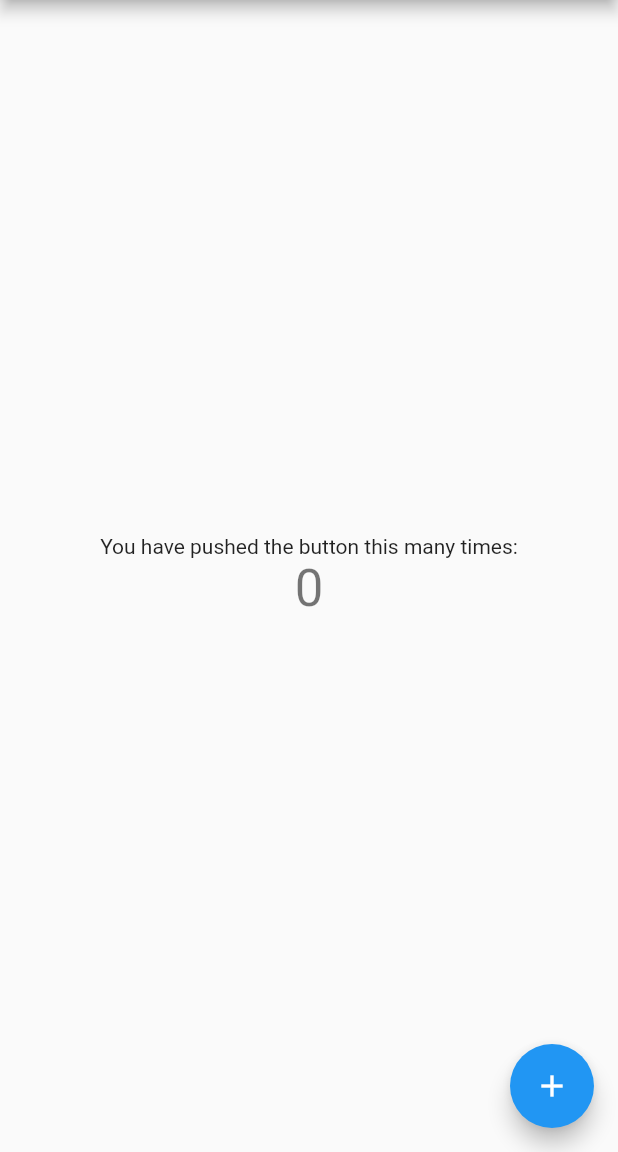
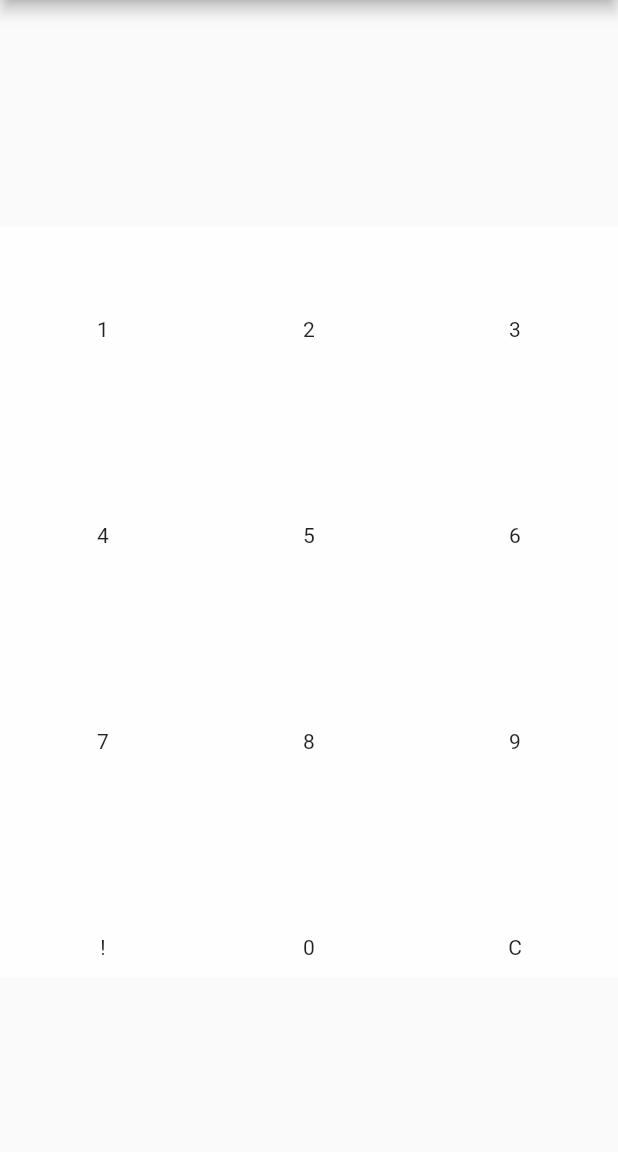
Before and after one commit to chouette11/calculate, a Flutter app: the screen it shows after launch, on a phone screen of 412 x 824 dp, the part 84-1236 px from its top. Run offline on Flutter 3.47's test engine with Material 2 defaults, Android fonts, the phone set to English and light mode, and no system bars.

```diff
--- /dev/null
+++ b/lib/element.dart
@@ -0,0 +1,7 @@
+
+import 'package:flutter/material.dart';
+import 'package:provider/provider.dart';
+
+List<Map<String?, String?>> numbers = [
+  {"num": "1"}, {"num": "2"}, {"num": "3"}, {"num": "4"}, {"num": "5"}, {"num": "6"}, {"num": "7"}, {"num": "8"}, {"num": "9"}, {"num": "!"}, {"num": "0"}, {"num": "C"}, {"num": "*="},
+];
--- a/lib/main.dart
+++ b/lib/main.dart
@@ -1,4 +1,7 @@
+import 'package:flutter_app_test/element.dart';
+import 'package:flutter_app_test/provider.dart';
 import 'package:flutter/material.dart';
+import 'package:provider/provider.dart';
 
 void main() {
   runApp(MyApp());
@@ -8,106 +11,110 @@ class MyApp extends StatelessWidget {
   // This widget is the root of your application.
   @override
   Widget build(BuildContext context) {
-    return MaterialApp(
-      title: 'Flutter Demo',
-      theme: ThemeData(
-        // This is the theme of your application.
-        //
-        // Try running your application with "flutter run". You'll see the
-        // application has a blue toolbar. Then, without quitting the app, try
-        // changing the primarySwatch below to Colors.green and then invoke
-        // "hot reload" (press "r" in the console where you ran "flutter run",
-        // or simply save your changes to "hot reload" in a Flutter IDE).
-        // Notice that the counter didn't reset back to zero; the application
-        // is not restarted.
-        primarySwatch: Colors.blue,
+    return ChangeNotifierProvider<Calculate1>(
+        create: (_) => Calculate1(),
+        child: MaterialApp(
+          title: 'Flutter Demo',
+          theme: ThemeData(
+            primarySwatch: Colors.blue,
+          ),
+          home: MyHomePage(title: 'Flutter Demo Home Page'),
+        )
+    );
+  }
+}
+class MyHomePage extends StatelessWidget {
+  MyHomePage({Key? key, required this.title}) : super(key: key);
+  final String title;
+  @override
+  Widget build(BuildContext context) {
+    return Scaffold(
+      appBar: AppBar(
+        title: Text(title),
       ),
-      home: MyHomePage(title: 'Flutter Demo Home Page'),
+      body: Column(
+        mainAxisAlignment: MainAxisAlignment.center,
+        children: <Widget>[
+          Textfield(),
+          ButtonsField(),
+          RigidTextField(),
+        ],
+      ),
     );
   }
 }
 
-class MyHomePage extends StatefulWidget {
-  MyHomePage({Key? key, required this.title}) : super(key: key);
-
-  // This widget is the home page of your application. It is stateful, meaning
-  // that it has a State object (defined below) that contains fields that affect
-  // how it looks.
-
-  // This class is the configuration for the state. It holds the values (in this
-  // case the title) provided by the parent (in this case the App widget) and
-  // used by the build method of the State. Fields in a Widget subclass are
-  // always marked "final".
-
-  final String title;
-
+class Textfield extends StatelessWidget {
   @override
-  _MyHomePageState createState() => _MyHomePageState();
+  Widget build(BuildContext context) {
+    return Consumer<Calculate1>(builder: (context, model, child) {
+      double screenSizeWidth = MediaQuery.of(context).size.width;
+      return Container(
+        width: screenSizeWidth,
+        height: 50,
+        child: Row(
+          mainAxisAlignment: MainAxisAlignment.start,
+          children: [
+            Text("${model.result}"),
+          ],
+        ),
+      );
+    });
+  }
 }
 
-class _MyHomePageState extends State<MyHomePage> {
-  int _counter = 0;
+class ButtonsField extends StatelessWidget {
+  @override
+  Widget build(BuildContext context) {
+    double screenSizeWidth = MediaQuery.of(context).size.width;
+    return Container(
+      width: 500,
+      height: 500,
+      child: GridView.count(
+          crossAxisCount: 3,
+          children: numbers.map((e) => GridTile(
+            child: Button(num: e["num"]!),
+          ),
+          ).toList()
+      ),
+    );
+  }
+}
 
-  void _incrementCounter() {
-    setState(() {
-      // This call to setState tells the Flutter framework that something has
-      // changed in this State, which causes it to rerun the build method below
-      // so that the display can reflect the updated values. If we changed
-      // _counter without calling setState(), then the build method would not be
-      // called again, and so nothing would appear to happen.
-      _counter++;
-    });
-  }
+class Button extends StatelessWidget {
+  Button({Key? key, required this.num}) : super(key: key);
+  final String num;
 
   @override
   Widget build(BuildContext context) {
-    // This method is rerun every time setState is called, for instance as done
-    // by the _incrementCounter method above.
-    //
-    // The Flutter framework has been optimized to make rerunning build methods
-    // fast, so that you can just rebuild anything that needs updating rather
-    // than having to individually change instances of widgets.
-    return Scaffold(
-      appBar: AppBar(
-        // Here we take the value from the MyHomePage object that was created by
-        // the App.build method, and use it to set our appbar title.
-        title: Text(widget.title),
-      ),
-      body: Center(
-        // Center is a layout widget. It takes a single child and positions it
-        // in the middle of the parent.
-        child: Column(
-          // Column is also a layout widget. It takes a list of children and
-          // arranges them vertically. By default, it sizes itself to fit its
-          // children horizontally, and tries to be as tall as its parent.
-          //
-          // Invoke "debug painting" (press "p" in the console, choose the
-          // "Toggle Debug Paint" action from the Flutter Inspector in Android
-          // Studio, or the "Toggle Debug Paint" command in Visual Studio Code)
-          // to see the wireframe for each widget.
-          //
-          // Column has various properties to control how it sizes itself and
-          // how it positions its children. Here we use mainAxisAlignment to
-          // center the children vertically; the main axis here is the vertical
-          // axis because Columns are vertical (the cross axis would be
-          // horizontal).
-          mainAxisAlignment: MainAxisAlignment.center,
-          children: <Widget>[
-            Text(
-              'You have pushed the button this many times:',
+    return Consumer<Calculate1>(builder: (context, model, child) {
+      return GestureDetector(
+        onTap: () {
+          model.calculation(num);
+        },
+        child: Container(
+          color: model.check == false ? Colors.white70 : Colors.lightBlue,
+          child: Center(
+            child: Text(
+                num
             ),
-            Text(
-              '$_counter',
-              style: Theme.of(context).textTheme.headline4,
-            ),
-          ],
+          ),
         ),
-      ),
-      floatingActionButton: FloatingActionButton(
-        onPressed: _incrementCounter,
-        tooltip: 'Increment',
-        child: Icon(Icons.add),
-      ), // This trailing comma makes auto-formatting nicer for build methods.
-    );
+      );
+    });
   }
 }
+
+class RigidTextField extends StatelessWidget {
+  @override
+  Widget build(BuildContext context) {
+    return Consumer<Calculate1>(builder: (context, model, child) {
+      return Row(
+        mainAxisAlignment: MainAxisAlignment.start,
+        children: [
+          Text("${model.rigidResult}"),
+        ],
+      );
+    });
+  }
+}
--- /dev/null
+++ b/lib/provider.dart
@@ -0,0 +1,33 @@
+import 'package:flutter/cupertino.dart';
+import 'package:flutter/foundation.dart';
+import 'package:flutter/material.dart';
+
+class Calculate1 extends ChangeNotifier {
+  String result = "";
+  String rigidResult = "";
+  bool check = false;
+
+  calculation(String number) {
+    if (number != "*=" && number != "!") {
+      check == false ? result += number : rigidResult += number;
+      notifyListeners();
+    }
+    if (number == "C") {
+      check == false ? result = "" : rigidResult = "";
+      notifyListeners();
+    }
+    if (number == "*=") {
+      result = (double.parse(result) * int.parse(rigidResult)).toStringAsFixed(2);
+      notifyListeners();
+    }
+    if (number == "!") {
+      if (check == false) {
+        check = true;
+        notifyListeners();
+      } else {
+        check = false;
+        notifyListeners();
+      }
+    }
+  }
+}
--- a/pubspec.yaml
+++ b/pubspec.yaml
@@ -23,6 +23,7 @@ environment:
 dependencies:
   flutter:
     sdk: flutter
+  provider: 5.0.0
 
 
   # The following adds the Cupertino Icons font to your application.
```
Also changed, not shown: pubspec.lock.
